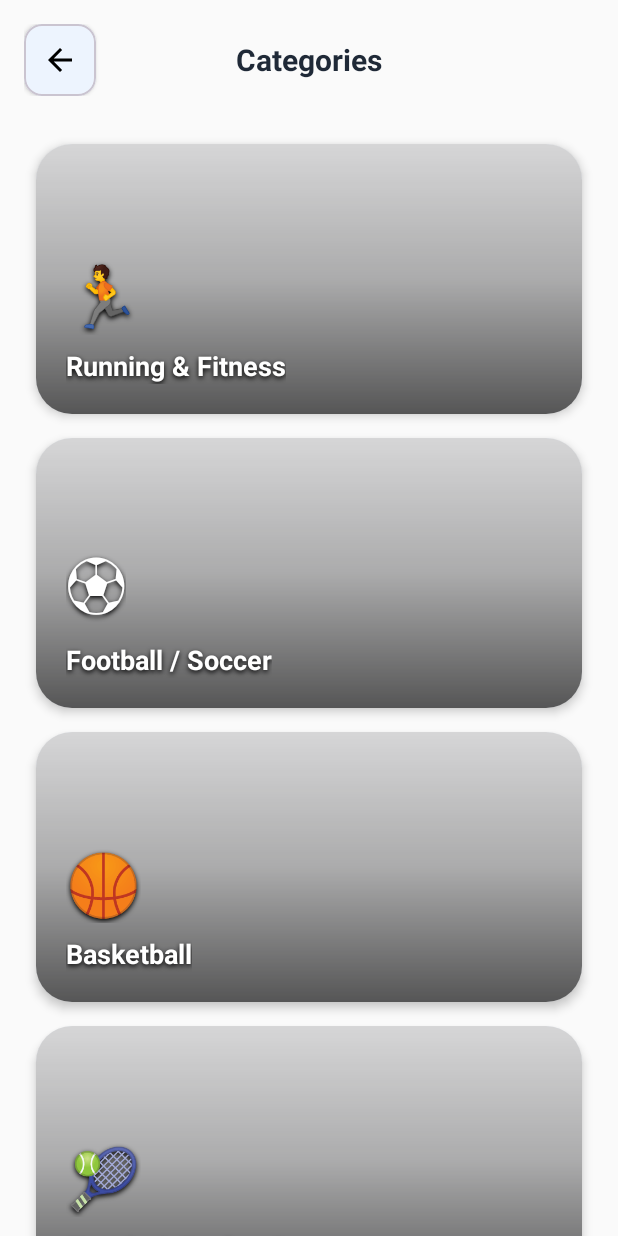
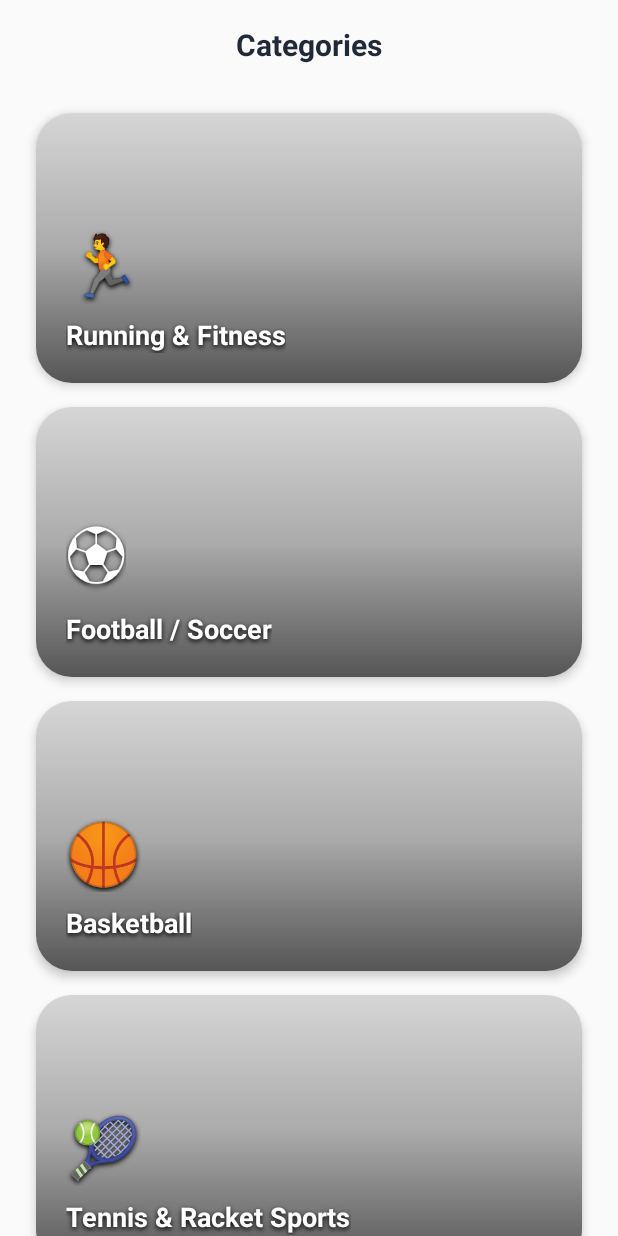
Before and after one commit to Keimhean/Mobile-app-final-Sport-Store, an Android app: the CategoryActivity screen opened directly, with no data from a screen before it, on a phone screen of 412 x 824 dp. Run offline under Robolectric (Android 15) with nearby library versions, the phone set to English and light mode, and no system bars.

Commit message:
chore: remove categories menu icon and unused handler

```diff
--- a/app/src/main/java/com/example/myapp/CategoryActivity.kt
+++ b/app/src/main/java/com/example/myapp/CategoryActivity.kt
@@ -27,9 +27,5 @@ class CategoryActivity : AppCompatActivity() {
         val recyclerView = findViewById<RecyclerView>(R.id.rv_categories)
         recyclerView.layoutManager = LinearLayoutManager(this)
         recyclerView.adapter = CategoryAdapter(categories)
-        findViewById<MaterialCardView>(R.id.btn_back).setOnClickListener {
-            startActivity(Intent(this, HomeActivity::class.java))
-            finish()
-        }
     }
 }
--- a/app/src/main/res/layout/activity_category.xml
+++ b/app/src/main/res/layout/activity_category.xml
@@ -12,45 +12,19 @@
         android:layout_height="wrap_content"
         android:orientation="horizontal"
         android:padding="16dp"
-        android:gravity="center_vertical"
+        android:gravity="center"
         app:layout_constraintTop_toTopOf="parent"
         app:layout_constraintStart_toStartOf="parent"
         app:layout_constraintEnd_toEndOf="parent">
 
-        <!-- Menu Button -->
-        <com.google.android.material.card.MaterialCardView
-            android:id="@+id/btn_back"
-            android:layout_width="48dp"
-            android:layout_height="48dp"
-            app:cardCornerRadius="12dp"
-            app:cardElevation="2dp"
-            android:clickable="true"
-            android:focusable="true">
-
-            <ImageView
-                android:layout_width="24dp"
-                android:layout_height="24dp"
-                android:layout_gravity="center"
-                android:src="@drawable/ic_back"
-                android:contentDescription="@string/categories" />
-
-        </com.google.android.material.card.MaterialCardView>
-
-        <!-- Title -->
         <TextView
-            android:layout_width="0dp"
+            android:layout_width="wrap_content"
             android:layout_height="wrap_content"
-            android:layout_weight="1"
             android:text="@string/categories"
             android:textStyle="bold"
             android:textSize="20sp"
             android:textColor="#1F2937"
             android:gravity="center" />
-
-        <!-- Spacer for symmetry -->
-        <View
-            android:layout_width="48dp"
-            android:layout_height="48dp" />
 
     </LinearLayout>
 
```
